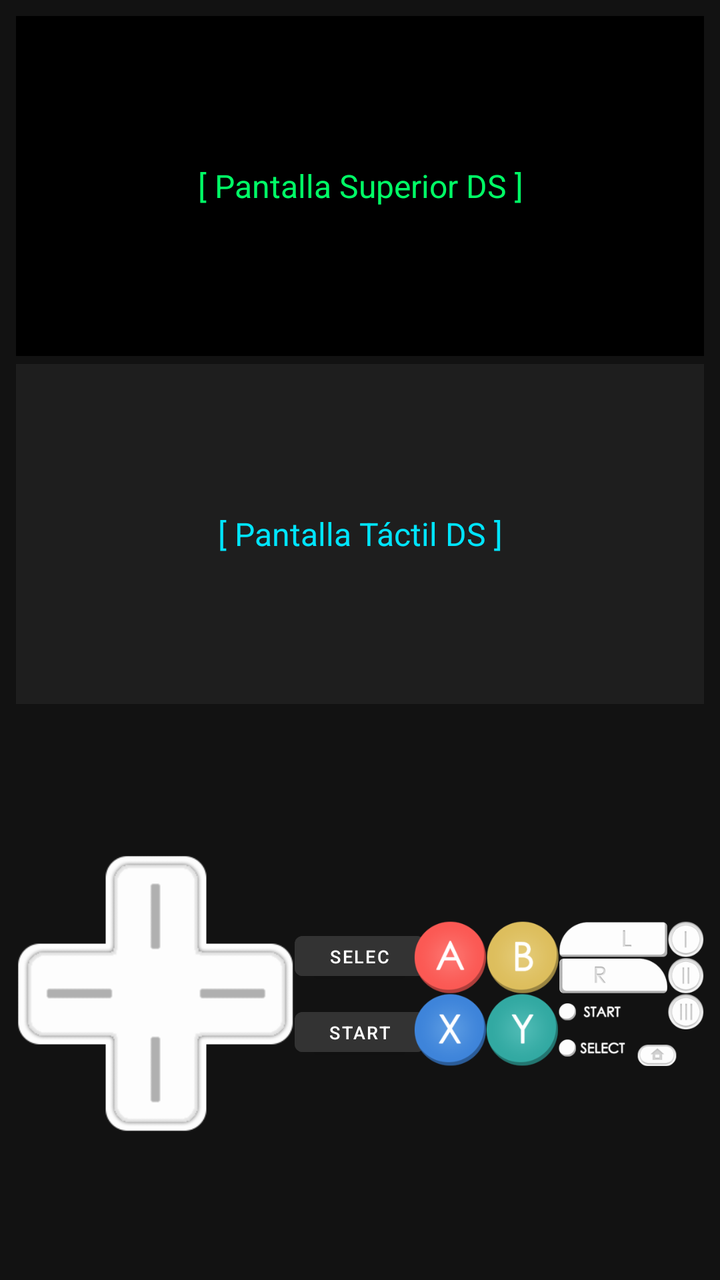
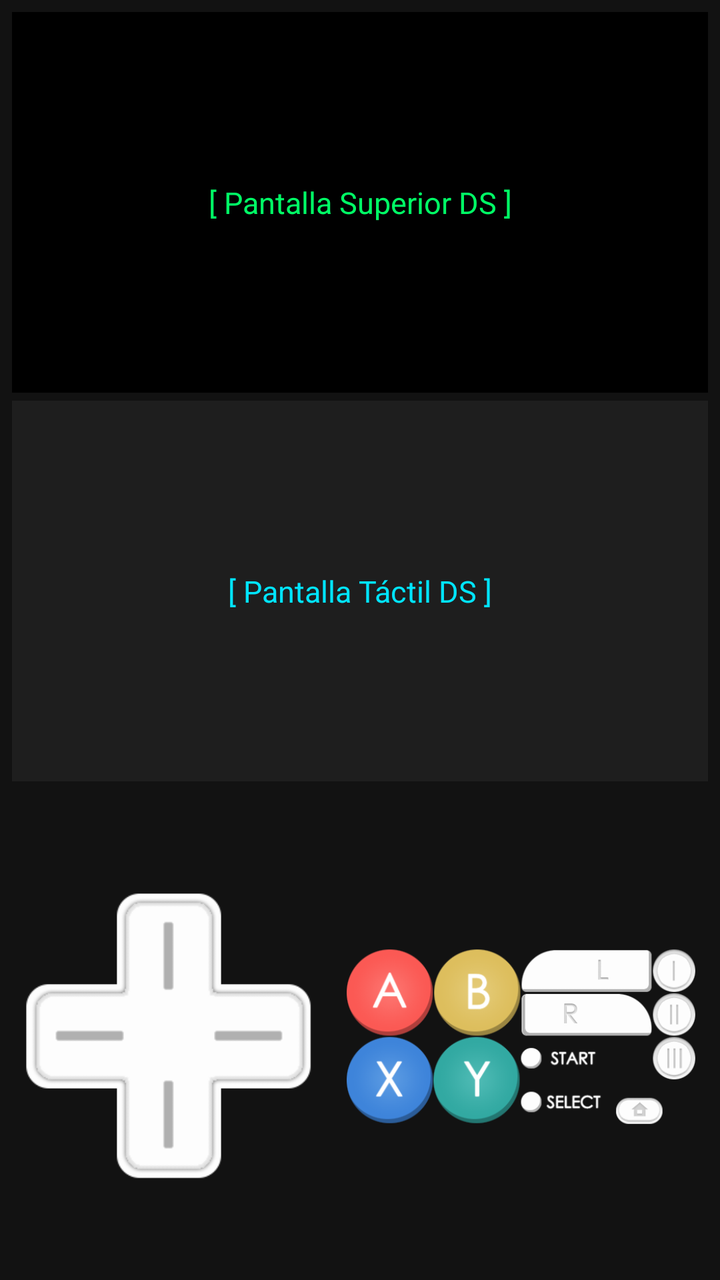

Compare the two renders of this Android layout. The source of the first and the diff that turns it into the second are given below.
<!-- AndroidManifest.xml: application theme Theme.MaterialComponents.DayNight.NoActionBar -->
<!-- res/layout/activity_main.xml -->
<?xml version="1.0" encoding="utf-8"?>
<RelativeLayout xmlns:android="http://schemas.android.com/apk/res/android"
    android:layout_width="match_parent"
    android:layout_height="match_parent"
    android:background="#121212"
    android:padding="8dp">

    
    <LinearLayout
        android:id="@+id/screens_container"
        android:layout_width="match_parent"
        android:layout_height="wrap_content"
        android:orientation="vertical"
        android:layout_alignParentTop="true">

        
        <TextView
            android:id="@+id/screen_top"
            android:layout_width="match_parent"
            android:layout_height="170dp"
            android:layout_marginBottom="4dp"
            android:background="#000000"
            android:gravity="center"
            android:text="[ Pantalla Superior DS ]"
            android:textColor="#00FF66"
            android:textSize="16sp" />

        
        <TextView
            android:id="@+id/screen_bottom"
            android:layout_width="match_parent"
            android:layout_height="170dp"
            android:background="#1E1E1E"
            android:gravity="center"
            android:text="[ Pantalla Táctil DS ]"
            android:textColor="#00E5FF"
            android:textSize="16sp" />
    </LinearLayout>

    
    <RelativeLayout
        android:layout_width="match_parent"
        android:layout_height="match_parent"
        android:layout_below="@id/screens_container"
        android:layout_marginTop="10dp">

        
        <RelativeLayout
            android:id="@+id/dpad_container"
            android:layout_width="140dp"
            android:layout_height="140dp"
            android:layout_alignParentStart="true"
            android:layout_centerVertical="true">

            
            <ImageView
                android:layout_width="match_parent"
                android:layout_height="match_parent"
                android:scaleType="fitCenter"
                android:src="@drawable/dpad_0" />

            
            <View
                android:id="@+id/btn_up"
                android:layout_width="45dp"
                android:layout_height="45dp"
                android:layout_alignParentTop="true"
                android:layout_centerHorizontal="true" />

            <View
                android:id="@+id/btn_down"
                android:layout_width="45dp"
                android:layout_height="45dp"
                android:layout_alignParentBottom="true"
                android:layout_centerHorizontal="true" />

            <View
                android:id="@+id/btn_left"
                android:layout_width="45dp"
                android:layout_height="45dp"
                android:layout_alignParentStart="true"
                android:layout_centerVertical="true" />

            <View
                android:id="@+id/btn_right"
                android:layout_width="45dp"
                android:layout_height="45dp"
                android:layout_alignParentEnd="true"
                android:layout_centerVertical="true" />
        </RelativeLayout>

        
        <LinearLayout
            android:layout_width="wrap_content"
            android:layout_height="wrap_content"
            android:layout_centerInParent="true"
            android:orientation="vertical"
            android:gravity="center">

            <Button
                android:id="@+id/btn_select"
                android:layout_width="65dp"
                android:layout_height="32dp"
                android:text="SELECT"
                android:textSize="9sp"
                android:backgroundTint="#333333" />

            <Button
                android:id="@+id/btn_start"
                android:layout_width="65dp"
                android:layout_height="32dp"
                android:layout_marginTop="6dp"
                android:text="START"
                android:textSize="9sp"
                android:backgroundTint="#333333" />
        </LinearLayout>

        
        <RelativeLayout
            android:id="@+id/buttons_container"
            android:layout_width="145dp"
            android:layout_height="145dp"
            android:layout_alignParentEnd="true"
            android:layout_centerVertical="true">

            
            <ImageView
                android:layout_width="match_parent"
                android:layout_height="match_parent"
                android:scaleType="fitCenter"
                android:src="@drawable/padbuttons_0" />

            
            <View
                android:id="@+id/btn_x"
                android:layout_width="45dp"
                android:layout_height="45dp"
                android:layout_alignParentTop="true"
                android:layout_centerHorizontal="true" />

            <View
                android:id="@+id/btn_b"
                android:layout_width="45dp"
                android:layout_height="45dp"
                android:layout_alignParentBottom="true"
                android:layout_centerHorizontal="true" />

            <View
                android:id="@+id/btn_y"
                android:layout_width="45dp"
                android:layout_height="45dp"
                android:layout_alignParentStart="true"
                android:layout_centerVertical="true" />

            <View
                android:id="@+id/btn_a"
                android:layout_width="45dp"
                android:layout_height="45dp"
                android:layout_alignParentEnd="true"
                android:layout_centerVertical="true" />
        </RelativeLayout>

    </RelativeLayout>

</RelativeLayout>
<!-- resources referenced by this layout -->
<resources>
  <!-- drawable dpad_0: png bitmap (drawable, 8874 bytes) -->
  <!-- drawable padbuttons_0: png bitmap (drawable, 56080 bytes) -->
</resources>

<!-- the commit's change to res/layout/activity_main.xml (unified diff, before → after) -->
@@ -1,129 +1,103 @@
 <?xml version="1.0" encoding="utf-8"?>
-<RelativeLayout xmlns:android="http://schemas.android.com/apk/res/android"
+<LinearLayout xmlns:android="http://schemas.android.com/apk/res/android"
     android:layout_width="match_parent"
     android:layout_height="match_parent"
+    android:orientation="vertical"
     android:background="#121212"
-    android:padding="8dp">
+    android:weightSum="10">
 
     
     <LinearLayout
-        android:id="@+id/screens_container"
         android:layout_width="match_parent"
-        android:layout_height="wrap_content"
+        android:layout_height="0dp"
+        android:layout_weight="6.2"
         android:orientation="vertical"
-        android:layout_alignParentTop="true">
+        android:gravity="center"
+        android:padding="6dp">
 
-        
         <TextView
             android:id="@+id/screen_top"
             android:layout_width="match_parent"
-            android:layout_height="170dp"
+            android:layout_height="0dp"
+            android:layout_weight="1"
             android:layout_marginBottom="4dp"
             android:background="#000000"
             android:gravity="center"
             android:text="[ Pantalla Superior DS ]"
             android:textColor="#00FF66"
-            android:textSize="16sp" />
+            android:textSize="15sp" />
 
-        
         <TextView
             android:id="@+id/screen_bottom"
             android:layout_width="match_parent"
-            android:layout_height="170dp"
+            android:layout_height="0dp"
+            android:layout_weight="1"
             android:background="#1E1E1E"
             android:gravity="center"
             android:text="[ Pantalla Táctil DS ]"
             android:textColor="#00E5FF"
-            android:textSize="16sp" />
+            android:textSize="15sp" />
     </LinearLayout>
 
     
     <RelativeLayout
         android:layout_width="match_parent"
-        android:layout_height="match_parent"
-        android:layout_below="@id/screens_container"
-        android:layout_marginTop="10dp">
+        android:layout_height="0dp"
+        android:layout_weight="3.8"
+        android:paddingHorizontal="12dp"
+        android:paddingBottom="12dp">
 
         
         <RelativeLayout
             android:id="@+id/dpad_container"
-            android:layout_width="140dp"
-            android:layout_height="140dp"
+            android:layout_width="145dp"
+            android:layout_height="145dp"
             android:layout_alignParentStart="true"
             android:layout_centerVertical="true">
 
-            
             <ImageView
                 android:layout_width="match_parent"
                 android:layout_height="match_parent"
                 android:scaleType="fitCenter"
                 android:src="@drawable/dpad_0" />
 
-            
             <View
                 android:id="@+id/btn_up"
-                android:layout_width="45dp"
-                android:layout_height="45dp"
+                android:layout_width="48dp"
+                android:layout_height="48dp"
                 android:layout_alignParentTop="true"
                 android:layout_centerHorizontal="true" />
 
             <View
                 android:id="@+id/btn_down"
-                android:layout_width="45dp"
-                android:layout_height="45dp"
+                android:layout_width="48dp"
+                android:layout_height="48dp"
                 android:layout_alignParentBottom="true"
                 android:layout_centerHorizontal="true" />
 
             <View
                 android:id="@+id/btn_left"
-                android:layout_width="45dp"
-                android:layout_height="45dp"
+                android:layout_width="48dp"
+                android:layout_height="48dp"
                 android:layout_alignParentStart="true"
                 android:layout_centerVertical="true" />
 
             <View
                 android:id="@+id/btn_right"
-                android:layout_width="45dp"
-                android:layout_height="45dp"
+                android:layout_width="48dp"
+                android:layout_height="48dp"
                 android:layout_alignParentEnd="true"
                 android:layout_centerVertical="true" />
         </RelativeLayout>
 
         
-        <LinearLayout
-            android:layout_width="wrap_content"
-            android:layout_height="wrap_content"
-            android:layout_centerInParent="true"
-            android:orientation="vertical"
-            android:gravity="center">
-
-            <Button
-                android:id="@+id/btn_select"
-                android:layout_width="65dp"
-                android:layout_height="32dp"
-                android:text="SELECT"
-                android:textSize="9sp"
-                android:backgroundTint="#333333" />
-
-            <Button
-                android:id="@+id/btn_start"
-                android:layout_width="65dp"
-                android:layout_height="32dp"
-                android:layout_marginTop="6dp"
-                android:text="START"
-                android:textSize="9sp"
-                android:backgroundTint="#333333" />
-        </LinearLayout>
-
-        
         <RelativeLayout
             android:id="@+id/buttons_container"
-            android:layout_width="145dp"
+            android:layout_width="175dp"
             android:layout_height="145dp"
             android:layout_alignParentEnd="true"
             android:layout_centerVertical="true">
 
-            
             <ImageView
                 android:layout_width="match_parent"
                 android:layout_height="match_parent"
@@ -132,34 +106,75 @@
 
             
             <View
-                android:id="@+id/btn_x"
-                android:layout_width="45dp"
-                android:layout_height="45dp"
+                android:id="@+id/btn_a"
+                android:layout_width="40dp"
+                android:layout_height="40dp"
                 android:layout_alignParentTop="true"
-                android:layout_centerHorizontal="true" />
+                android:layout_alignParentStart="true"
+                android:layout_marginStart="8dp" />
 
             <View
                 android:id="@+id/btn_b"
-                android:layout_width="45dp"
-                android:layout_height="45dp"
-                android:layout_alignParentBottom="true"
-                android:layout_centerHorizontal="true" />
+                android:layout_width="40dp"
+                android:layout_height="40dp"
+                android:layout_alignParentTop="true"
+                android:layout_toEndOf="@id/btn_a"
+                android:layout_marginStart="2dp" />
+
+            <View
+                android:id="@+id/btn_x"
+                android:layout_width="40dp"
+                android:layout_height="40dp"
+                android:layout_below="@id/btn_a"
+                android:layout_alignParentStart="true"
+                android:layout_marginStart="8dp" />
 
             <View
                 android:id="@+id/btn_y"
+                android:layout_width="40dp"
+                android:layout_height="40dp"
+                android:layout_below="@id/btn_b"
+                android:layout_toEndOf="@id/btn_x"
+                android:layout_marginStart="2dp" />
+
+            
+            <View
+                android:id="@+id/btn_l"
                 android:layout_width="45dp"
-                android:layout_height="45dp"
-                android:layout_alignParentStart="true"
-                android:layout_centerVertical="true" />
+                android:layout_height="25dp"
+                android:layout_alignParentTop="true"
+                android:layout_alignParentEnd="true"
+                android:layout_marginEnd="15dp" />
 
             <View
-                android:id="@+id/btn_a"
+                android:id="@+id/btn_r"
                 android:layout_width="45dp"
-                android:layout_height="45dp"
+                android:layout_height="25dp"
+                android:layout_below="@id/btn_l"
                 android:layout_alignParentEnd="true"
-                android:layout_centerVertical="true" />
+                android:layout_marginEnd="15dp"
+                android:layout_marginTop="2dp" />
+
+            
+            <View
+                android:id="@+id/btn_start"
+                android:layout_width="45dp"
+                android:layout_height="20dp"
+                android:layout_below="@id/btn_r"
+                android:layout_alignParentEnd="true"
+                android:layout_marginEnd="15dp"
+                android:layout_marginTop="3dp" />
+
+            <View
+                android:id="@+id/btn_select"
+                android:layout_width="45dp"
+                android:layout_height="20dp"
+                android:layout_below="@id/btn_start"
+                android:layout_alignParentEnd="true"
+                android:layout_marginEnd="15dp"
+                android:layout_marginTop="2dp" />
         </RelativeLayout>
 
     </RelativeLayout>
 
-</RelativeLayout>
+</LinearLayout>
